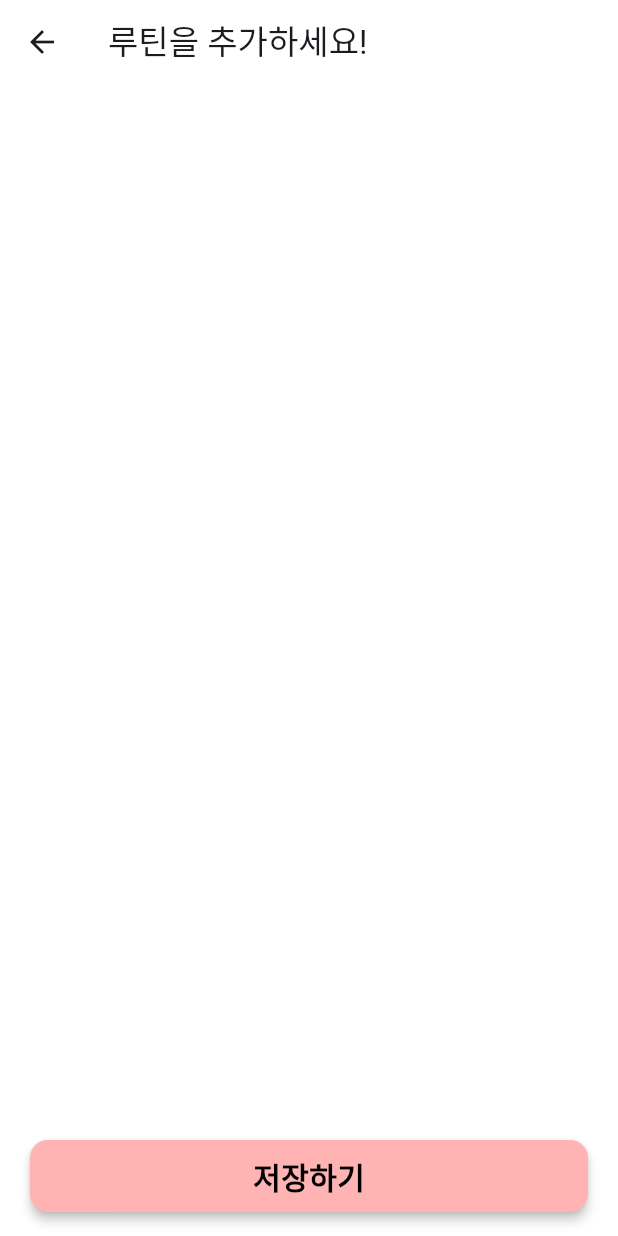
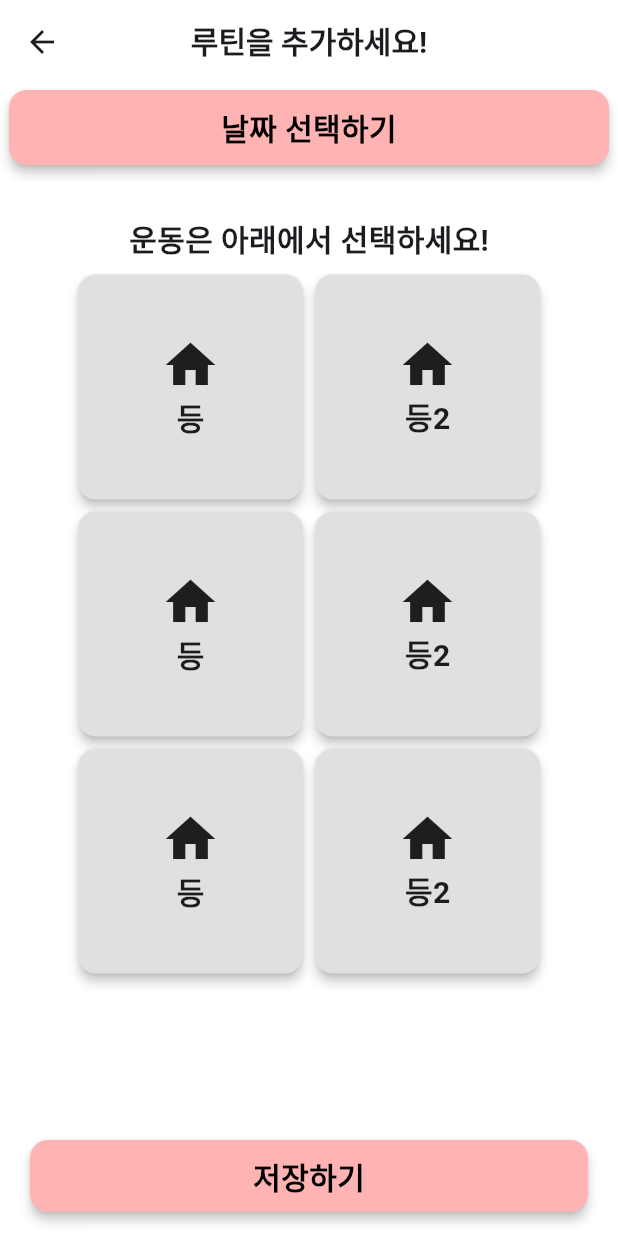
Before and after one commit to pre-per/healthudy, a Flutter app: the screen it shows after launch, item 2 of the bottom bar chosen, after a tap on the "add" icon, on a phone screen of 412 x 824 dp. Run offline on Flutter 3.47's test engine with Material 3 defaults, Android fonts, the phone set to English and light mode, and no system bars; our stand-ins replace cloud_firestore, firebase_core, geolocator, table_calendar; missing offline and left inert: flutter_naver_map; accounts and stored records are empty.

Commit message:
grs design done

```diff
--- a/lib/component/cardList.dart
+++ b/lib/component/cardList.dart
@@ -18,9 +18,9 @@ class CardListWidget extends StatelessWidget {
         physics: scrollable
             ? const AlwaysScrollableScrollPhysics()
             : const NeverScrollableScrollPhysics(),
-        itemCount: Provider.of<CardProvider>(context).cardNum,
+        itemCount: Provider.of<CardProvider>(context).cards.length,
         itemBuilder: (context, index) {
-          return RoutineCard(routineName: 'Hello World');
+          return RoutineCard(routineName: 'Card #$index', index: index);
         },
       ),
     );
--- a/lib/component/routineCard.dart
+++ b/lib/component/routineCard.dart
@@ -6,15 +6,17 @@ import 'package:provider/provider.dart';
 
 class RoutineCard extends StatelessWidget {
   final String routineName;
+  final int index;
 
   const RoutineCard({
     required this.routineName,
+    required this.index,
     Key? key,
   }) : super(key: key);
 
   @override
   Widget build(BuildContext context) {
-    final iconColorProvider = Provider.of<IconColorProvider>(context);
+    final cardProvider = Provider.of<CardProvider>(context);
 
     return Padding(
       padding: const EdgeInsets.only(top: 10.0, left: 10.0, right: 10.0),
@@ -38,32 +40,31 @@ class RoutineCard extends StatelessWidget {
                       IconButton(
                         onPressed: () {
                           print("routine");
-                          iconColorProvider.changeColor();
+                          cardProvider.checkCard(index.toString(), '2024-11-13');
                         },
                         icon: Icon(
                           Icons.check,
-                          color: iconColorProvider.iconColor,
+                          color: cardProvider.cards[index].isChecked
+                              ? PRIMARY_COLOR
+                              : Colors.grey,
                         ),
                       ),
                       Center(
-                        child: iconColorProvider.isChecked
-                            ? Text(
-                                '완료!',
-                                style: TextStyle(
-                                color: PRIMARY_COLOR,
-                                fontSize: 15.0,
-                                fontWeight: FontWeight.w700,
-                              )
-                              )
-                            : const SizedBox()
-                      ),
+                          child: cardProvider.cards[index].isChecked
+                              ? Text('완료!',
+                                  style: TextStyle(
+                                    color: PRIMARY_COLOR,
+                                    fontSize: 15.0,
+                                    fontWeight: FontWeight.w700,
+                                  ))
+                              : const SizedBox()),
                     ],
                   ),
                   const SizedBox(width: 10.0),
-                  const Expanded(
+                  Expanded(
                     child: Center(
                       child: Text(
-                        "Hello World!",
+                        routineName,
                         style: TextStyle(
                           fontWeight: FontWeight.w600,
                           fontSize: 16.0,
--- /dev/null
+++ b/lib/model/cardModel.dart
@@ -0,0 +1,13 @@
+class CardModel {
+  String cardName;
+  String title;
+  String dateTime;
+  bool isChecked;
+
+  CardModel({
+    required this.cardName,
+    required this.title,
+    required this.dateTime,
+    this.isChecked = false,
+  });
+}
--- a/lib/screen/generate_routine_screen.dart
+++ /dev/null
@@ -1,45 +0,0 @@
-import 'package:flutter/material.dart';
-import 'package:healthudy/const/colors.dart';
-
-class GenerateRoutineScreen extends StatelessWidget {
-  const GenerateRoutineScreen({super.key});
-
-  @override
-  Widget build(BuildContext context) {
-    return Scaffold(
-      appBar: AppBar(
-        title: Text('루틴을 추가하세요!'),
-        backgroundColor: Colors.white,
-      ),
-      backgroundColor: Colors.white,
-      bottomNavigationBar: BottomAppBar(
-        color: Colors.white,
-        child: Center(
-          child: GestureDetector(
-            child: Card(
-              elevation: 3.0,
-              color: PRIMARY_COLOR,
-              child: SizedBox(
-                width: 400.0,
-                height: 100.0,
-                child: Center(
-                  child: Text(
-                    '저장하기',
-                    style: TextStyle(
-                      fontWeight: FontWeight.w600,
-                      fontSize: 20.0,
-                      color: Colors.black,
-                    ),
-                  ),
-                ),
-              ),
-            ),
-            onTap: () {
-              Navigator.pop(context);
-            },
-          ),
-        ),
-      ),
-    );
-  }
-}
--- a/lib/screen/check_screen.dart
+++ b/lib/screen/main_screen/check_screen.dart
@@ -11,7 +11,6 @@ class CheckScreen extends StatelessWidget {
   @override
   Widget build(BuildContext context) {
     final attendanceProvider = Provider.of<AttendanceProvider>(context);
-
     return Scaffold(
       appBar: AppBar(
         backgroundColor: Colors.white,
@@ -39,7 +38,7 @@ class CheckScreen extends StatelessWidget {
           child: Column(
             children: [
               MapWidget(),
-              const SizedBox(height: 20.0),
+              const SizedBox(height: 30.0),
               GestureDetector(
                 onTap: () async {
                   if (attendanceProvider.isTodayAttendance) {
--- a/lib/screen/homescreen.dart
+++ b/lib/screen/main_screen/homescreen.dart
@@ -3,7 +3,6 @@ import 'package:healthudy/component/cardList.dart';
 import 'package:healthudy/component/main_calendar.dart';
 import 'package:healthudy/const/colors.dart';
 import 'package:healthudy/provider/cardProvider.dart';
-import 'package:healthudy/component/addRoutineButton.dart';
 import 'package:healthudy/provider/selectedDateProvider.dart';
 import 'package:provider/provider.dart';
 
@@ -44,10 +43,10 @@ class HomeScreen extends StatelessWidget {
                 mainAxisAlignment: MainAxisAlignment.spaceBetween,
                 children: [
                   Text(
-                    '   ${selectedDate!.year}년${selectedDate!.month}월${selectedDate!.day}일',
+                    '   ${selectedDate!.year}년${selectedDate.month}월${selectedDate.day}일',
                     style: TextStyle(
                       color: Colors.black,
-                      fontSize: 15.0,
+                      fontSize: 13.0,
                       fontWeight: FontWeight.w500,
                     ),
                   ),
@@ -55,7 +54,7 @@ class HomeScreen extends StatelessWidget {
                     'n개   ',
                     style: TextStyle(
                       color: Colors.black,
-                      fontSize: 15.0,
+                      fontSize: 13.0,
                       fontWeight: FontWeight.w500,
                     ),
                   ),
--- a/lib/screen/routine_screen.dart
+++ b/lib/screen/main_screen/routine_screen.dart
@@ -3,7 +3,7 @@ import 'package:healthudy/component/cardList.dart';
 import 'package:healthudy/component/addRoutineButton.dart';
 import 'package:healthudy/const/colors.dart';
 import 'package:healthudy/provider/cardProvider.dart';
-import 'package:healthudy/screen/generate_routine_screen.dart';
+import 'package:healthudy/screen/sub_screen/generate_routine_screen.dart';
 import 'package:provider/provider.dart';
 
 class RoutineScreen extends StatelessWidget {
@@ -41,7 +41,7 @@ class RoutineScreen extends StatelessWidget {
       body: SafeArea(
         child: Column(
           children: [
-            !cardProvider.isEmpty // 잠시 이렇게 해둠 나중에 느낌표 지우기
+            cardProvider.cards.isEmpty // 잠시 이렇게 해둠 나중에 느낌표 지우기
                 ? Addroutinebutton()
                 : CardListWidget(scrollable: true)
           ],
--- /dev/null
+++ b/lib/screen/sub_screen/generate_routine_screen.dart
@@ -0,0 +1,175 @@
+import 'package:flutter/material.dart';
+import 'package:healthudy/const/colors.dart';
+import 'package:healthudy/provider/cardProvider.dart';
+import 'package:provider/provider.dart';
+
+class GenerateRoutineScreen extends StatelessWidget {
+  const GenerateRoutineScreen({super.key});
+
+  @override
+  Widget build(BuildContext context) {
+    final cardProvider = Provider.of<CardProvider>(context);
+    return Scaffold(
+      appBar: AppBar(
+        title: Text(
+          '루틴을 추가하세요!',
+          style: TextStyle(
+            fontWeight: FontWeight.w600,
+            fontSize: 20.0,
+          ),
+        ),
+        centerTitle: true,
+        backgroundColor: Colors.white,
+      ),
+      backgroundColor: Colors.white,
+      body: Center(
+        child: Column(
+          mainAxisAlignment: MainAxisAlignment.start,
+          children: [
+            GestureDetector(
+              child: Card(
+                elevation: 3.0,
+                color: cardProvider.isDateSelected
+                    ? PASTEL_GREEN_COLOR
+                    : PRIMARY_COLOR,
+                child: SizedBox(
+                  width: 400.0,
+                  height: 50.0,
+                  child: Center(
+                    child: cardProvider.isDateSelected
+                        ? Text(
+                            '날짜 선택됨: (date)',
+                            style: TextStyle(
+                              fontWeight: FontWeight.w600,
+                              fontSize: 20.0,
+                              color: Colors.black,
+                            ),
+                          )
+                        : Text(
+                            '날짜 선택하기',
+                            style: TextStyle(
+                              fontWeight: FontWeight.w600,
+                              fontSize: 20.0,
+                              color: Colors.black,
+                            ),
+                          ),
+                  ),
+                ),
+              ),
+              onTap: () {
+                cardProvider.dateSelect();
+              },
+            ),
+            const SizedBox(height: 30.0),
+            Center(
+              child: Text(
+                '운동은 아래에서 선택하세요!',
+                style: TextStyle(
+                  fontWeight: FontWeight.w600,
+                  fontSize: 20.0,
+                ),
+              ),
+            ),
+            const SizedBox(height: 5.0),
+            Column(
+              children: [
+                Row(
+                  mainAxisAlignment: MainAxisAlignment.center,
+                  children: [
+                    SelectExerciseCard(iconData: Icons.home, title: '등'),
+                    SelectExerciseCard(iconData: Icons.home, title: '등2'),
+                  ],
+                ),
+                Row(
+                  mainAxisAlignment: MainAxisAlignment.center,
+                  children: [
+                    SelectExerciseCard(iconData: Icons.home, title: '등'),
+                    SelectExerciseCard(iconData: Icons.home, title: '등2'),
+                  ],
+                ),
+                Row(
+                  mainAxisAlignment: MainAxisAlignment.center,
+                  children: [
+                    SelectExerciseCard(iconData: Icons.home, title: '등'),
+                    SelectExerciseCard(iconData: Icons.home, title: '등2'),
+                  ],
+                ),
+              ],
+            ),
+          ],
+        ),
+      ),
+      bottomNavigationBar: BottomAppBar(
+        color: Colors.white,
+        child: Center(
+          child: GestureDetector(
+            child: Card(
+              elevation: 3.0,
+              color: PRIMARY_COLOR,
+              child: SizedBox(
+                width: 400.0,
+                height: 50.0,
+                child: Center(
+                  child: Text(
+                    '저장하기',
+                    style: TextStyle(
+                      fontWeight: FontWeight.w600,
+                      fontSize: 20.0,
+                      color: Colors.black,
+                    ),
+                  ),
+                ),
+              ),
+            ),
+            onTap: () {
+              Navigator.pop(context);
+            },
+          ),
+        ),
+      ),
+    );
+  }
+}
+
+class SelectExerciseCard extends StatelessWidget {
+  final IconData iconData;
+  final String title;
+
+  const SelectExerciseCard({
+    required this.iconData,
+    required this.title,
+    super.key,
+  });
+
+  @override
+  Widget build(BuildContext context) {
+    return GestureDetector(
+      child: Card(
+        elevation: 3.0,
+        color: Colors.grey[300],
+        child: SizedBox(
+          width: 150.0,
+          height: 150.0,
+          child: Center(
+            child: Column(
+              mainAxisAlignment: MainAxisAlignment.center,
+              children: [
+                Icon(
+                  iconData,
+                  size: 40.0,
+                ),
+                Text(
+                  title,
+                  style: TextStyle(
+                    fontSize: 20.0,
+                    fontWeight: FontWeight.w600,
+                  ),
+                )
+              ],
+            ),
+          ),
+        ),
+      ),
+    );
+  }
+}
```
Also changed, not shown: lib/main.dart (+4 -4 lines), lib/provider/attendanceProvider.dart (+3 -4 lines), lib/provider/cardProvider.dart (+52 -7 lines), lib/screen/main_screen/setting_screen.dart (renamed from lib/screen/setting_screen.dart), 1 other file.
